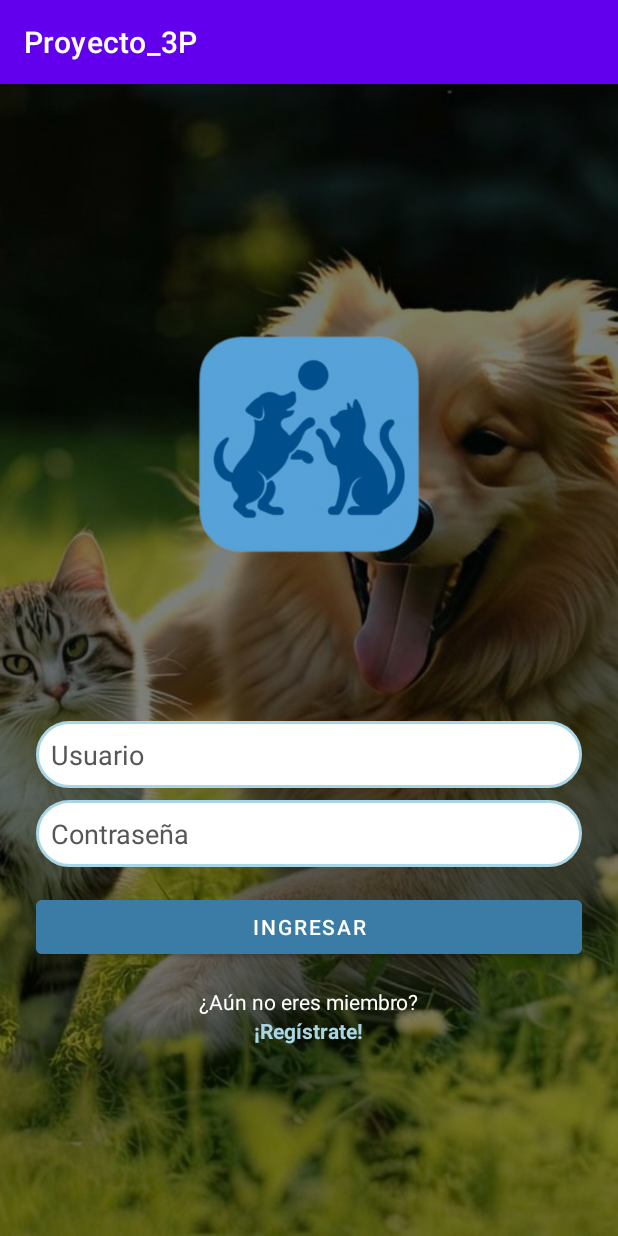
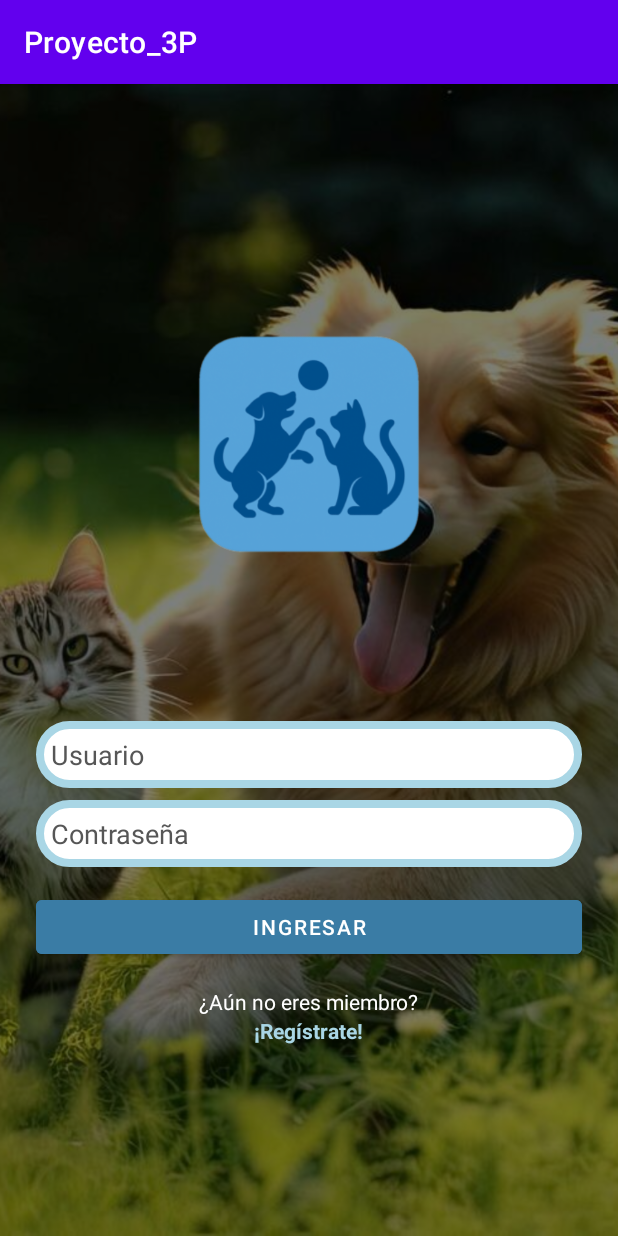
Before and after one commit to Monthy04/Proyecto_Movil, an Android app: the LoginActivity screen opened directly, with no data from a screen before it, on a phone screen of 412 x 824 dp. Run offline under Robolectric (Android 15) with nearby library versions, the phone set to English and light mode, and no system bars; 1 statement that could not run was skipped.

Commit message:
se cambia el nombre de las imagenes en drawble

```diff
--- a/app/src/main/res/drawable/edittext_background.xml
+++ b/app/src/main/res/drawable/edittext_background.xml
@@ -2,6 +2,6 @@
 <shape xmlns:android="http://schemas.android.com/apk/res/android"
     android:shape="rectangle">
     <solid android:color="#FFFFFF" />
-    <stroke android:width="2dp" android:color="#A9D6E5"/>
+    <stroke android:width="5dp" android:color="#A9D6E5"/>
     <corners android:radius="25dp"/>
 </shape>
--- a/app/src/main/res/layout/activity_login.xml
+++ b/app/src/main/res/layout/activity_login.xml
@@ -8,7 +8,7 @@
         android:layout_width="match_parent"
         android:layout_height="match_parent"
         android:scaleType="centerCrop"
-        android:src="@drawable/fondoLog" />
+        android:src="@drawable/fondolog" />
 
     <LinearLayout
         android:orientation="vertical"
@@ -23,7 +23,7 @@
             android:layout_width="324dp"
             android:layout_height="338dp"
             android:layout_gravity="center"
-            android:src="@drawable/logoTienda" />
+            android:src="@drawable/logotienda" />
 
         <EditText
             android:id="@+id/etUsuario"
```
Also changed, not shown: app/src/main/res/drawable/fondolog.jpeg (renamed from app/src/main/res/drawable/fondoLog.jpeg), app/src/main/res/drawable/logotienda.png (renamed from app/src/main/res/drawable/logoTienda.png).
